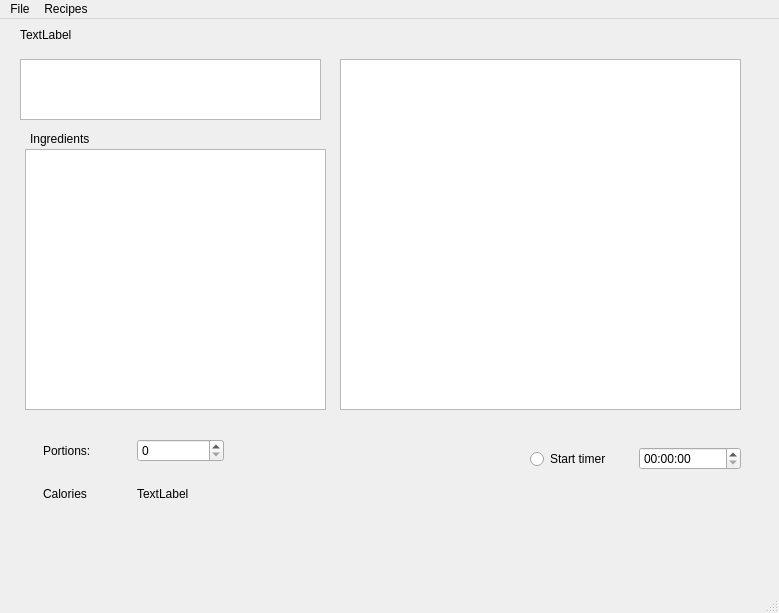
This is mainwindow.ui in Niomahony/CS4076_Project as Qt 5 draws it before an edit. The edited form follows.
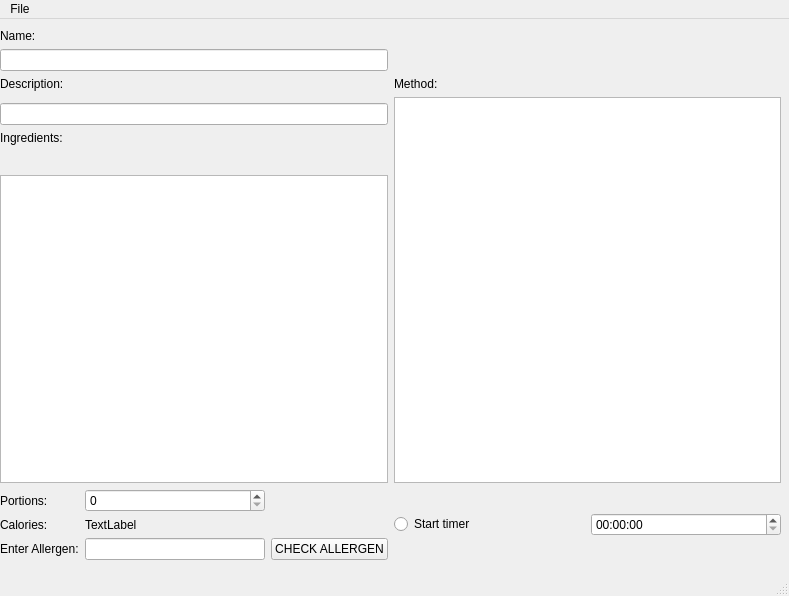
This is the edited form.

```diff
--- a/mainwindow.ui
+++ b/mainwindow.ui
@@ -6,123 +6,136 @@
    <rect>
     <x>0</x>
     <y>0</y>
-    <width>779</width>
-    <height>613</height>
+    <width>789</width>
+    <height>596</height>
    </rect>
   </property>
   <property name="windowTitle">
    <string>MainWindow</string>
   </property>
   <widget class="QWidget" name="centralwidget">
-   <widget class="QLabel" name="nameLabel">
+   <widget class="QWidget" name="gridLayoutWidget_2">
     <property name="geometry">
      <rect>
-      <x>20</x>
-      <y>0</y>
-      <width>221</width>
-      <height>31</height>
+      <x>0</x>
+      <y>10</y>
+      <width>781</width>
+      <height>531</height>
      </rect>
     </property>
-    <property name="text">
-     <string>TextLabel</string>
-    </property>
-   </widget>
-   <widget class="QLabel" name="label_2">
-    <property name="geometry">
-     <rect>
-      <x>30</x>
-      <y>110</y>
-      <width>141</width>
-      <height>20</height>
-     </rect>
-    </property>
-    <property name="text">
-     <string>Ingredients</string>
-    </property>
-   </widget>
-   <widget class="QTextEdit" name="descriptionEdit">
-    <property name="geometry">
-     <rect>
-      <x>20</x>
-      <y>40</y>
-      <width>301</width>
-      <height>61</height>
-     </rect>
-    </property>
-   </widget>
-   <widget class="QTextEdit" name="methodEdit">
-    <property name="geometry">
-     <rect>
-      <x>340</x>
-      <y>40</y>
-      <width>401</width>
-      <height>351</height>
-     </rect>
-    </property>
-   </widget>
-   <widget class="QListWidget" name="listWidget">
-    <property name="geometry">
-     <rect>
-      <x>25</x>
-      <y>130</y>
-      <width>301</width>
-      <height>261</height>
-     </rect>
-    </property>
-   </widget>
-   <widget class="QWidget" name="horizontalLayoutWidget">
-    <property name="geometry">
-     <rect>
-      <x>530</x>
-      <y>400</y>
-      <width>211</width>
-      <height>80</height>
-     </rect>
-    </property>
-    <layout class="QHBoxLayout" name="horizontalLayout">
-     <item>
-      <widget class="QRadioButton" name="radioButton">
+    <layout class="QGridLayout" name="gridLayout">
+     <property name="sizeConstraint">
+      <enum>QLayout::SetNoConstraint</enum>
+     </property>
+     <item row="2" column="0">
+      <widget class="QLabel" name="label_4">
        <property name="text">
-        <string>Start timer</string>
+        <string>Description:</string>
        </property>
       </widget>
      </item>
-     <item>
-      <widget class="QTimeEdit" name="timeEdit"/>
+     <item row="12" column="0">
+      <layout class="QGridLayout" name="gridLayout_2">
+       <item row="4" column="0">
+        <widget class="QLabel" name="label_7">
+         <property name="text">
+          <string>Enter Allergen:</string>
+         </property>
+        </widget>
+       </item>
+       <item row="0" column="1">
+        <widget class="QSpinBox" name="spinBox"/>
+       </item>
+       <item row="1" column="1">
+        <widget class="QLabel" name="calAmountLabel">
+         <property name="text">
+          <string>TextLabel</string>
+         </property>
+        </widget>
+       </item>
+       <item row="1" column="0">
+        <widget class="QLabel" name="label_3">
+         <property name="text">
+          <string>Calories:</string>
+         </property>
+        </widget>
+       </item>
+       <item row="4" column="1">
+        <widget class="QLineEdit" name="lineEdit_2"/>
+       </item>
+       <item row="0" column="0">
+        <widget class="QLabel" name="label">
+         <property name="text">
+          <string>Portions:</string>
+         </property>
+        </widget>
+       </item>
+       <item row="4" column="2">
+        <widget class="QPushButton" name="pushButton">
+         <property name="text">
+          <string>CHECK ALLERGEN</string>
+         </property>
+        </widget>
+       </item>
+      </layout>
      </item>
-    </layout>
-   </widget>
-   <widget class="QWidget" name="gridLayoutWidget">
-    <property name="geometry">
-     <rect>
-      <x>43</x>
-      <y>420</y>
-      <width>181</width>
-      <height>81</height>
-     </rect>
-    </property>
-    <layout class="QGridLayout" name="gridLayout_2">
-     <item row="0" column="1">
-      <widget class="QSpinBox" name="spinBox"/>
-     </item>
-     <item row="1" column="0">
-      <widget class="QLabel" name="label_3">
+     <item row="6" column="0">
+      <widget class="QLabel" name="label_5">
        <property name="text">
-        <string>Calories</string>
+        <string>Ingredients:</string>
        </property>
       </widget>
      </item>
-     <item row="1" column="1">
-      <widget class="QLabel" name="calAmountLabel">
-       <property name="text">
-        <string>TextLabel</string>
+     <item row="11" column="0">
+      <widget class="QListWidget" name="listWidget">
+       <property name="editTriggers">
+        <set>QAbstractItemView::DoubleClicked|QAbstractItemView::EditKeyPressed</set>
+       </property>
+       <property name="dragEnabled">
+        <bool>true</bool>
        </property>
       </widget>
      </item>
      <item row="0" column="0">
-      <widget class="QLabel" name="label">
+      <widget class="QLabel" name="label_2">
        <property name="text">
-        <string>Portions:</string>
+        <string>Name:</string>
+       </property>
+      </widget>
+     </item>
+     <item row="5" column="0">
+      <widget class="QLineEdit" name="descriptionEdit"/>
+     </item>
+     <item row="1" column="0">
+      <widget class="QLineEdit" name="lineEdit"/>
+     </item>
+     <item row="4" column="1" rowspan="8">
+      <widget class="QTextEdit" name="methodEdit">
+       <property name="font">
+        <font>
+         <pointsize>10</pointsize>
+        </font>
+       </property>
+      </widget>
+     </item>
+     <item row="12" column="1">
+      <layout class="QHBoxLayout" name="horizontalLayout">
+       <item>
+        <widget class="QRadioButton" name="radioButton">
+         <property name="text">
+          <string>Start timer</string>
+         </property>
+        </widget>
+       </item>
+       <item>
+        <widget class="QTimeEdit" name="timeEdit"/>
+       </item>
+      </layout>
+     </item>
+     <item row="2" column="1">
+      <widget class="QLabel" name="label_6">
+       <property name="text">
+        <string>Method:</string>
        </property>
       </widget>
      </item>
@@ -134,25 +147,16 @@
     <rect>
      <x>0</x>
      <y>0</y>
-     <width>779</width>
-     <height>25</height>
+     <width>789</width>
+     <height>21</height>
     </rect>
    </property>
-   <widget class="QMenu" name="menuRecipes">
-    <property name="title">
-     <string>Recipes</string>
-    </property>
-    <addaction name="actionPizza"/>
-    <addaction name="actionPasta"/>
-    <addaction name="actionSalad"/>
-   </widget>
    <widget class="QMenu" name="menuFile">
     <property name="title">
      <string>File</string>
     </property>
    </widget>
    <addaction name="menuFile"/>
-   <addaction name="menuRecipes"/>
   </widget>
   <widget class="QStatusBar" name="statusbar"/>
   <action name="actionPizza">
```
Left out of the diff: 18 changed lines with no effect on the pictures.
